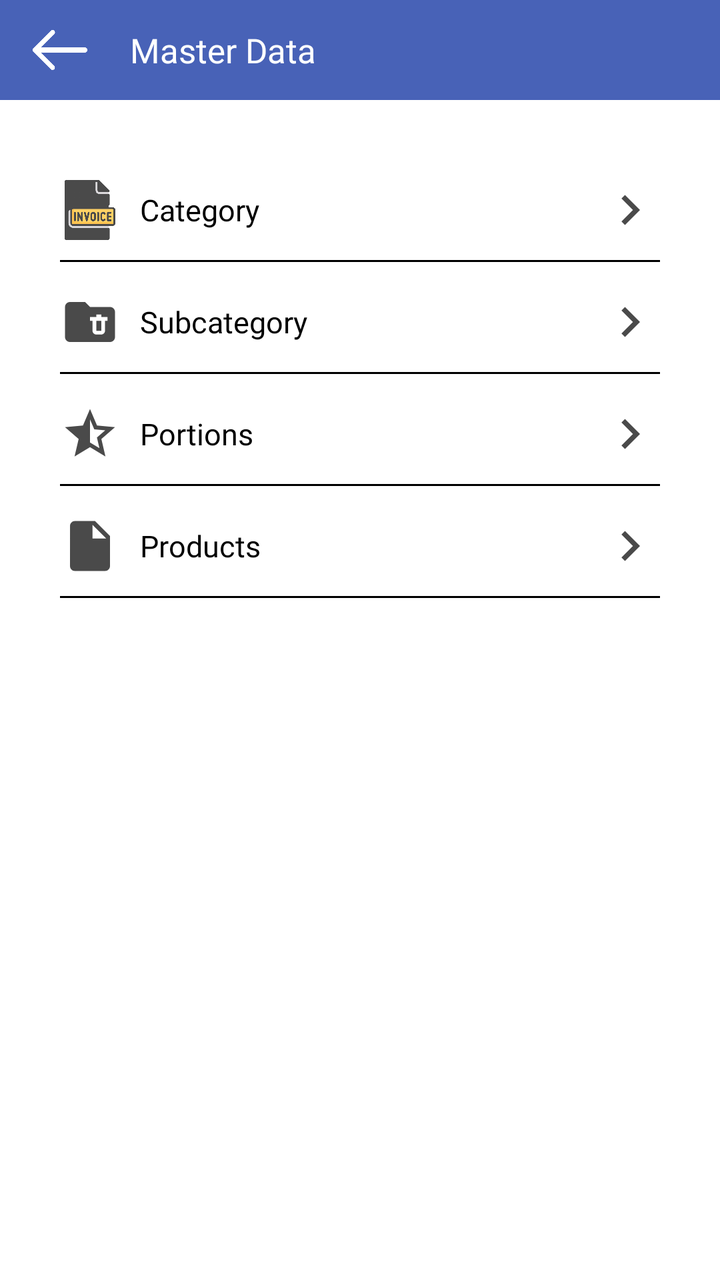
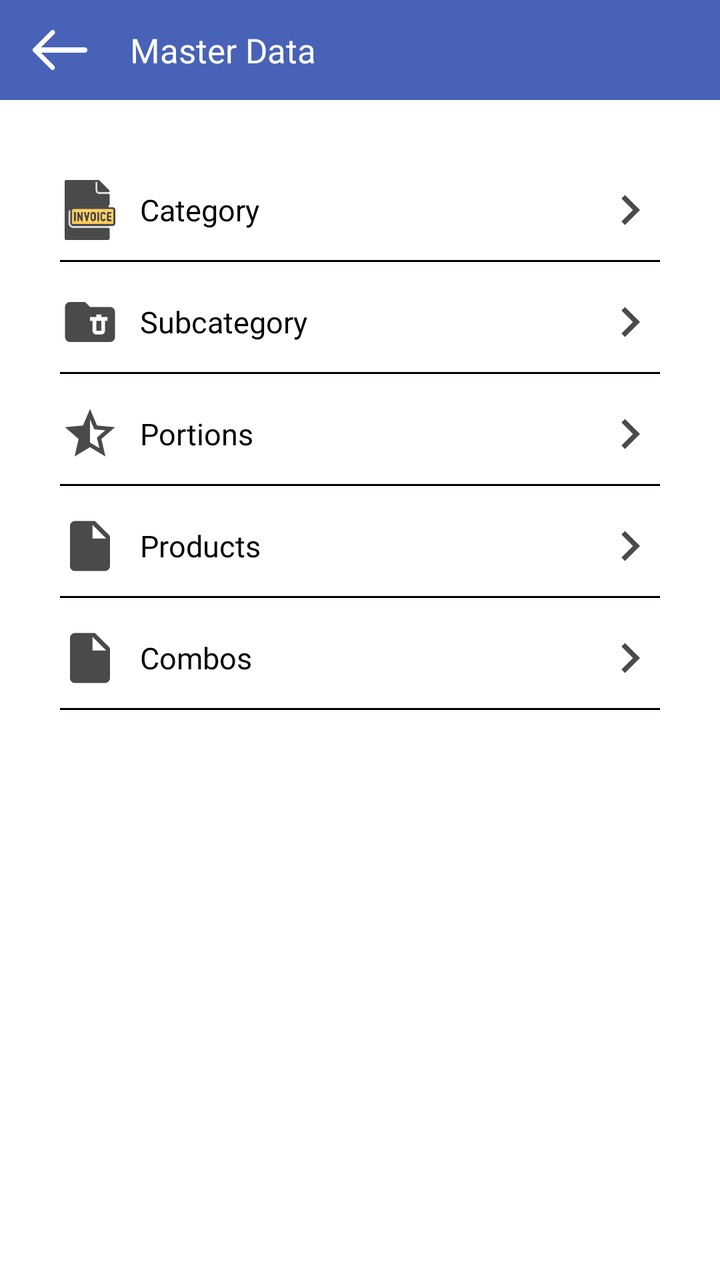

The first picture is an Android layout as it rendered before a commit; the second is the same layout after the commit. The layout source and the unified diff follow.
<!-- AndroidManifest.xml: application theme AppTheme -->
<!-- res/layout/fragment_master_data.xml -->
<?xml version="1.0" encoding="utf-8"?>
<RelativeLayout xmlns:android="http://schemas.android.com/apk/res/android"
    xmlns:app="http://schemas.android.com/apk/res-auto"
    xmlns:tools="http://schemas.android.com/tools"
    android:layout_width="match_parent"
    android:layout_height="match_parent"
    tools:context=".Fragment.MasterData">

    <com.google.android.material.appbar.AppBarLayout
        android:id="@+id/appBarLayout"
        android:layout_width="match_parent"
        android:layout_height="50dp"
        android:layout_alignParentTop="true">

        <RelativeLayout
            android:layout_width="match_parent"
            android:layout_height="match_parent">

            <ImageView
                android:id="@+id/backToSetting"
                android:layout_width="30dp"
                android:layout_height="30dp"
                android:layout_alignParentStart="true"
                android:layout_centerInParent="true"
                android:layout_gravity="center"
                android:layout_marginStart="15dp"
                android:src="@drawable/back"
                app:tint="@color/white" />

            <androidx.appcompat.widget.AppCompatTextView
                android:layout_width="wrap_content"
                android:layout_height="wrap_content"
                android:layout_centerInParent="true"
                android:layout_gravity="center"
                android:layout_marginStart="15dp"
                android:layout_toEndOf="@+id/backToSetting"
                android:fontFamily="@font/poppinsmedium"
                android:gravity="center"
                android:paddingStart="5dp"
                android:paddingEnd="5dp"
                android:text="@string/master_data_title"
                android:textColor="@color/white"
                android:textSize="17dp" />
</RelativeLayout>

    </com.google.android.material.appbar.AppBarLayout>

    <androidx.core.widget.NestedScrollView
        android:layout_width="match_parent"
        android:layout_height="match_parent"
        android:layout_below="@id/appBarLayout">

        <LinearLayout
            android:layout_width="match_parent"
            android:layout_height="wrap_content"
            android:orientation="vertical"
            android:padding="10dp">

            <LinearLayout
                android:id="@+id/categoryLayout"
                android:layout_width="match_parent"
                android:layout_height="wrap_content"
                android:layout_marginStart="20dp"
                android:layout_marginTop="30dp"
                android:layout_marginEnd="20dp"
                android:orientation="horizontal">

                <ImageView
                    android:layout_width="30dp"
                    android:layout_height="30dp"
                    android:layout_gravity="center"
                    android:src="@drawable/invoice" />

                <TextView
                    android:layout_width="match_parent"
                    android:layout_height="wrap_content"
                    android:layout_gravity="center"
                    android:layout_weight="1"
                    android:fontFamily="@font/poppinsregular"
                    android:gravity="center|start"
                    android:paddingStart="10dp"
                    android:paddingEnd="10dp"
                    android:text="@string/master_category"
                    android:textColor="@color/black"
                    android:textSize="15dp" />

                <ImageView
                    android:layout_width="30dp"
                    android:layout_height="30dp"
                    android:layout_gravity="center"
                    android:src="@drawable/baseline_keyboard_arrow_right_24"
                    app:tint="@color/light_black" />

            </LinearLayout>

            <View
                android:layout_width="match_parent"
                android:layout_height="1dp"
                android:layout_marginStart="20dp"
                android:layout_marginTop="10dp"
                android:layout_marginEnd="20dp"
                android:background="@color/black" />

            <LinearLayout
                android:id="@+id/subcategoryLayout"
                android:layout_width="match_parent"
                android:layout_height="wrap_content"
                android:layout_marginStart="20dp"
                android:layout_marginTop="15dp"
                android:layout_marginEnd="20dp"
                android:orientation="horizontal">

                <ImageView
                    android:layout_width="30dp"
                    android:layout_height="30dp"
                    android:layout_gravity="center"
                    android:src="@drawable/baseline_folder_delete_24"
                    app:tint="@color/light_black" />

                <TextView
                    android:layout_width="match_parent"
                    android:layout_height="wrap_content"
                    android:layout_gravity="center"
                    android:layout_weight="1"
                    android:fontFamily="@font/poppinsregular"
                    android:gravity="center|start"
                    android:paddingStart="10dp"
                    android:paddingEnd="10dp"
                    android:text="@string/master_subcategory"
                    android:textColor="@color/black"
                    android:textSize="15dp" />

                <ImageView
                    android:layout_width="30dp"
                    android:layout_height="30dp"
                    android:layout_gravity="center"
                    android:src="@drawable/baseline_keyboard_arrow_right_24"
                    app:tint="@color/light_black" />

            </LinearLayout>

            <View
                android:layout_width="match_parent"
                android:layout_height="1dp"
                android:layout_marginStart="20dp"
                android:layout_marginTop="10dp"
                android:layout_marginEnd="20dp"
                android:background="@color/black" />

            <LinearLayout
                android:id="@+id/portionLayout"
                android:layout_width="match_parent"
                android:layout_height="wrap_content"
                android:layout_marginStart="20dp"
                android:layout_marginTop="15dp"
                android:layout_marginEnd="20dp"
                android:orientation="horizontal">

                <ImageView
                    android:layout_width="30dp"
                    android:layout_height="30dp"
                    android:layout_gravity="center"
                    android:src="@drawable/baseline_star_half_24"
                    app:tint="@color/light_black" />

                <TextView
                    android:layout_width="match_parent"
                    android:layout_height="wrap_content"
                    android:layout_gravity="center"
                    android:layout_weight="1"
                    android:fontFamily="@font/poppinsregular"
                    android:gravity="center|start"
                    android:paddingStart="10dp"
                    android:paddingEnd="10dp"
                    android:text="@string/master_portions"
                    android:textColor="@color/black"
                    android:textSize="15dp" />

                <ImageView
                    android:layout_width="30dp"
                    android:layout_height="30dp"
                    android:layout_gravity="center"
                    android:src="@drawable/baseline_keyboard_arrow_right_24"
                    app:tint="@color/light_black" />

            </LinearLayout>

            <View
                android:layout_width="match_parent"
                android:layout_height="1dp"
                android:layout_marginStart="20dp"
                android:layout_marginTop="10dp"
                android:layout_marginEnd="20dp"
                android:background="@color/black" />

            <LinearLayout
                android:id="@+id/productLayout"
                android:layout_width="match_parent"
                android:layout_height="wrap_content"
                android:layout_marginStart="20dp"
                android:layout_marginTop="15dp"
                android:layout_marginEnd="20dp"
                android:orientation="horizontal">

                <ImageView
                    android:layout_width="30dp"
                    android:layout_height="30dp"
                    android:layout_gravity="center"
                    android:src="@drawable/baseline_bill"
                    app:tint="@color/light_black" />

                <TextView
                    android:layout_width="match_parent"
                    android:layout_height="wrap_content"
                    android:layout_gravity="center"
                    android:layout_weight="1"
                    android:fontFamily="@font/poppinsregular"
                    android:gravity="center|start"
                    android:paddingStart="10dp"
                    android:paddingEnd="10dp"
                    android:text="@string/master_products"
                    android:textColor="@color/black"
                    android:textSize="15dp" />

                <ImageView
                    android:layout_width="30dp"
                    android:layout_height="30dp"
                    android:layout_gravity="center"
                    android:src="@drawable/baseline_keyboard_arrow_right_24"
                    app:tint="@color/light_black" />

            </LinearLayout>

            <View
                android:layout_width="match_parent"
                android:layout_height="1dp"
                android:layout_marginStart="20dp"
                android:layout_marginTop="10dp"
                android:layout_marginEnd="20dp"
                android:background="@color/black" />

        </LinearLayout>
    </androidx.core.widget.NestedScrollView>

</RelativeLayout>
<!-- resources referenced by this layout -->
<resources>
  <color name="black">#000</color>
  <color name="light_black">#4a4a4a</color>
  <color name="white">#fff</color>
  <!-- drawable back: png bitmap (drawable, 3507 bytes) -->
  <!-- drawable baseline_bill (drawable) -->
  <vector xmlns:android="http://schemas.android.com/apk/res/android"
      android:width="24dp"
      android:height="24dp"
      android:autoMirrored="true"
      android:tint="#000000"
      android:viewportWidth="24"
      android:viewportHeight="24">
      <path
          android:fillColor="@android:color/white"
          android:pathData="M6,2c-1.1,0 -1.99,0.9 -1.99,2L4,20c0,1.1 0.89,2 1.99,2L18,22c1.1,0 2,-0.9 2,-2L20,8l-6,-6L6,2zM13,9L13,3.5L18.5,9L13,9z" />
  </vector>
  <!-- drawable baseline_folder_delete_24 (drawable) -->
  <vector xmlns:android="http://schemas.android.com/apk/res/android"
      android:width="24dp"
      android:height="24dp"
      android:tint="#000000"
      android:viewportWidth="24"
      android:viewportHeight="24">
      <path
          android:fillColor="@android:color/white"
          android:pathData="M22,8v10c0,1.1 -0.9,2 -2,2H4c-1.1,0 -2,-0.9 -2,-2L2.01,6C2.01,4.9 2.9,4 4,4h6l2,2h8C21.1,6 22,6.9 22,8zM16.5,10V9h-2v1H12v1.5h1v4c0,0.83 0.67,1.5 1.5,1.5h2c0.83,0 1.5,-0.67 1.5,-1.5v-4h1V10H16.5zM16.5,15.5h-2v-4h2V15.5z" />
  </vector>
  <!-- drawable baseline_keyboard_arrow_right_24 (drawable) -->
  <vector xmlns:android="http://schemas.android.com/apk/res/android"
      android:width="24dp"
      android:height="24dp"
      android:autoMirrored="true"
      android:tint="#000000"
      android:viewportWidth="24"
      android:viewportHeight="24">
      <path
          android:fillColor="@android:color/white"
          android:pathData="M8.59,16.59L13.17,12 8.59,7.41 10,6l6,6 -6,6 -1.41,-1.41z" />
  </vector>
  <!-- drawable baseline_star_half_24 (drawable) -->
  <vector xmlns:android="http://schemas.android.com/apk/res/android"
      android:width="24dp"
      android:height="24dp"
      android:autoMirrored="true"
      android:tint="#000000"
      android:viewportWidth="24"
      android:viewportHeight="24">
      <path
          android:fillColor="@android:color/white"
          android:pathData="M22,9.24l-7.19,-0.62L12,2L9.19,8.63L2,9.24l5.46,4.73L5.82,21L12,17.27L18.18,21l-1.63,-7.03L22,9.24zM12,15.4V6.1l1.71,4.04l4.38,0.38l-3.32,2.88l1,4.28L12,15.4z" />
  </vector>
  <!-- drawable invoice: png bitmap (drawable, 21765 bytes) -->
  <string name="master_category">Category</string>
  <string name="master_data_title">Master Data</string>
  <string name="master_portions">Portions</string>
  <string name="master_products">Products</string>
  <string name="master_subcategory">Subcategory</string>
  <style name="AppTheme" parent="Theme.MaterialComponents.Light.NoActionBar">
          
          <item name="colorPrimary">@color/colorPrimary</item>
          <item name="colorPrimaryDark">@color/colorPrimary</item>
          <item name="colorAccent">@color/colorAccent</item>
          <item name="android:windowIsTranslucent">true</item>
          <item name="windowNoTitle">true</item>
          <item name="windowActionBar">false</item>
  
      </style>
  <color name="colorPrimary">#4862b7</color>
  <color name="colorAccent">#000</color>
</resources>

<!-- the commit's change to res/layout/fragment_master_data.xml (unified diff, before → after) -->
@@ -239,6 +239,52 @@
                 android:layout_marginEnd="20dp"
                 android:background="@color/black" />
 
+            <LinearLayout
+                android:id="@+id/comboLayout"
+                android:layout_width="match_parent"
+                android:layout_height="wrap_content"
+                android:layout_marginStart="20dp"
+                android:layout_marginTop="15dp"
+                android:layout_marginEnd="20dp"
+                android:orientation="horizontal">
+
+                <ImageView
+                    android:layout_width="30dp"
+                    android:layout_height="30dp"
+                    android:layout_gravity="center"
+                    android:src="@drawable/baseline_bill"
+                    app:tint="@color/light_black" />
+
+                <TextView
+                    android:layout_width="match_parent"
+                    android:layout_height="wrap_content"
+                    android:layout_gravity="center"
+                    android:layout_weight="1"
+                    android:fontFamily="@font/poppinsregular"
+                    android:gravity="center|start"
+                    android:paddingStart="10dp"
+                    android:paddingEnd="10dp"
+                    android:text="@string/master_combos"
+                    android:textColor="@color/black"
+                    android:textSize="15dp" />
+
+                <ImageView
+                    android:layout_width="30dp"
+                    android:layout_height="30dp"
+                    android:layout_gravity="center"
+                    android:src="@drawable/baseline_keyboard_arrow_right_24"
+                    app:tint="@color/light_black" />
+
+            </LinearLayout>
+
+            <View
+                android:layout_width="match_parent"
+                android:layout_height="1dp"
+                android:layout_marginStart="20dp"
+                android:layout_marginTop="10dp"
+                android:layout_marginEnd="20dp"
+                android:background="@color/black" />
+
         </LinearLayout>
     </androidx.core.widget.NestedScrollView>
 
<!-- resource entries referenced after the edit -->
@@ -53,6 +53,7 @@
   </vector>
   <!-- drawable invoice: png bitmap (drawable, 21765 bytes) -->
   <string name="master_category">Category</string>
+  <string name="master_combos">Combos</string>
   <string name="master_data_title">Master Data</string>
   <string name="master_portions">Portions</string>
   <string name="master_products">Products</string>
